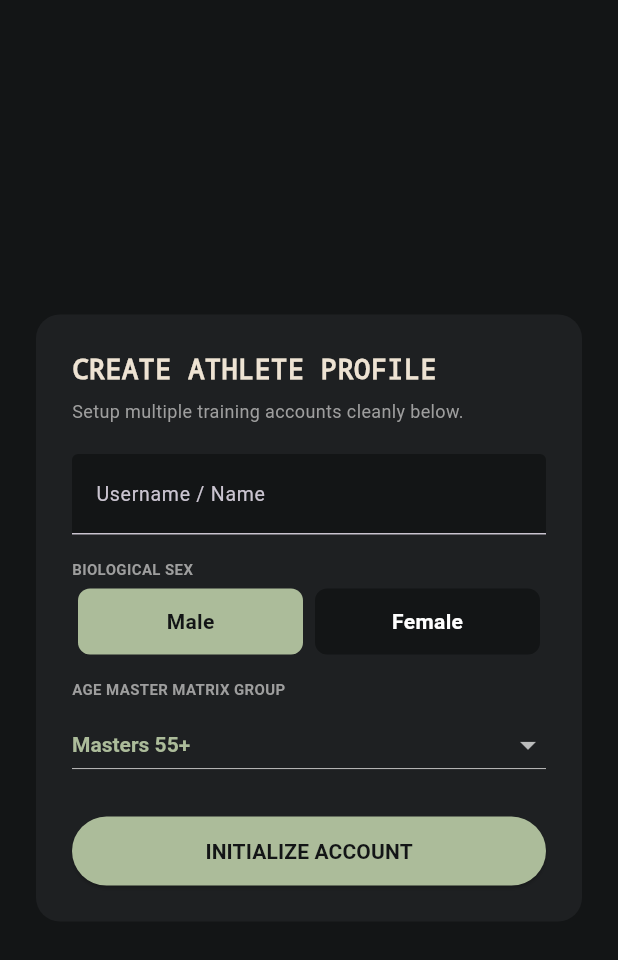
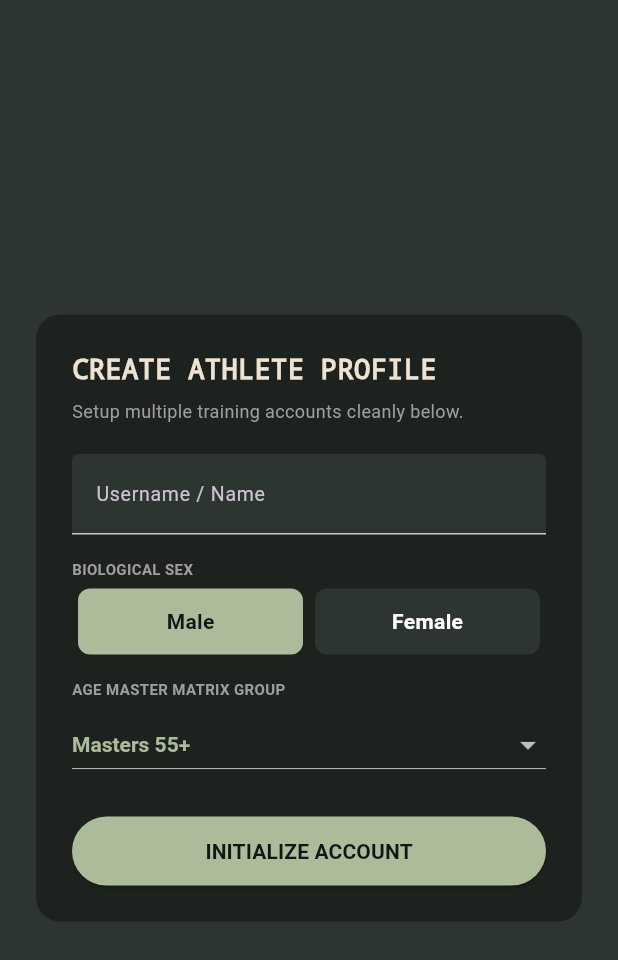
Before and after one commit to WarblingWal/throws_tracker, a Flutter app: the screen it shows after launch, on a phone screen of 412 x 824 dp. Shown: the top 960 px of the screen. Run offline on Flutter 3.47's test engine with Material 3 defaults, Android fonts, the phone set to English and light mode, and no system bars; our stand-ins replace speech_to_text, sqflite; accounts and stored records are empty.

Commit message:
Deploy NDK 28 upgrade, Scandi Sage theme theme, top nav tabs, and explicit dropdown object casts

```diff
--- a/lib/main.dart
+++ b/lib/main.dart
@@ -13,9 +13,14 @@ class ThrowsTrackerApp extends StatelessWidget {
       title: 'Throws Hub Pro',
       debugShowCheckedModeBanner: false,
       theme: ThemeData.dark().copyWith(
-        scaffoldBackgroundColor: const Color(0xFF131516),
+        // Upgraded to a premium Scandinavian Sage-Earth tone base palette
+        scaffoldBackgroundColor: const Color(0xFF2C3530),
         primaryColor: const Color(0xFFACBC9A),
-        cardColor: const Color(0xFF1E2022),
+        cardColor: const Color(0xFF1E221F),
+        appBarTheme: const AppBarTheme(
+          backgroundColor: const Color(0xFF1E221F),
+          elevation: 0,
+        ),
       ),
       home: const MainNavigationHub(),
     );
@@ -77,7 +82,6 @@ class _MainNavigationHubState extends State<MainNavigationHub> {
   int _activeMenuIndex = 0;
   String _selectedDivision = "M55";
 
-  // Globalized Onboarding Session State Persistence Fields
   String _onboardingSelectedSex = "M";
   String _onboardingSelectedAge = "55";
 
@@ -209,7 +213,7 @@ class _MainNavigationHubState extends State<MainNavigationHub> {
       final throwMaps =
           await db.fetchThrowsForUser(_currentActiveUser!.id, discipline);
 
-      // Upgraded with flexible type parsing to protect against whole-number type casting crashes
+      // Explicit (m['field'] as num).toDouble() prevents runtime casting exceptions on integers
       List<ThrowEntry> entries = throwMaps
           .map((m) => ThrowEntry(
                 loggedDistance: (m['loggedDistance'] as num).toDouble(),
@@ -385,36 +389,104 @@ class _MainNavigationHubState extends State<MainNavigationHub> {
 
     return Scaffold(
       appBar: AppBar(
-        title: Text(
-            'Throws Hub Pro: ${_currentActiveUser!.username} ($_selectedDivision)',
-            style: const TextStyle(
+        // Clean, technical monospace title header
+        title: const Text(
+          'THROWS HUB PRO',
+          style: TextStyle(
               fontSize: 14,
               fontWeight: FontWeight.bold,
-                fontFamily: 'Courier')),
-        backgroundColor: const Color(0xFF1E2022),
-        elevation: 0,
+              fontFamily: 'Courier',
+              letterSpacing: 2),
+        ),
+        // 🔹 Relocated Navigation: Menu items sit directly under the main title header
+        bottom: PreferredSize(
+          preferredSize: const Size.fromHeight(48),
+          child: Container(
+            color: const Color(0xFF2C3530),
+            child: SingleChildScrollView(
+              scrollDirection: Axis.horizontal,
+              child: Row(
+                children: [
+                  _buildTopNavTab(0, 'Overview', Icons.dashboard),
+                  ...List.generate(_disciplines.length, (index) {
+                    final d = _disciplines[index];
+                    return _buildTopNavTab(index + 1, d, _getDisciplineIcon(d));
+                  }),
+                ],
+              ),
+            ),
+          ),
+        ),
+        // 🔹 Dropdown Gateway: Active athlete account switcher pinned to the top right corner
         actions: [
-          IconButton(
-            icon: const Icon(Icons.swap_horiz, color: Color(0xFFACBC9A)),
-            onPressed: () async {
+          PopupMenuButton<String>(
+            onSelected: (value) async {
+              if (value == 'NEW_USER_ACTION') {
                 await DatabaseHelper.instance.clearActiveProfile();
                 _initializeAppDatabaseAndProfiles();
+              } else {
+                int profileId = int.parse(value);
+                await DatabaseHelper.instance.setActiveProfile(profileId);
+                _initializeAppDatabaseAndProfiles();
+              }
             },
-          )
+            child: Padding(
+              padding: const EdgeInsets.symmetric(horizontal: 16.0),
+              child: Row(
+                children: [
+                  Text(
+                    "${_currentActiveUser!.username} ($_selectedDivision)",
+                    style: const TextStyle(
+                        color: Color(0xFFACBC9A),
+                        fontWeight: FontWeight.bold,
+                        fontSize: 12),
+                  ),
+                  const Icon(Icons.arrow_drop_down, color: Color(0xFFACBC9A)),
                 ],
               ),
-      bottomNavigationBar: BottomNavigationBar(
-        currentIndex: _activeMenuIndex,
-        selectedItemColor: const Color(0xFFACBC9A),
-        unselectedItemColor: const Color(0xFF6C7075),
-        backgroundColor: const Color(0xFF1E2022),
-        type: BottomNavigationBarType.fixed,
-        onTap: (index) => setState(() => _activeMenuIndex = index),
-        items: [
-          const BottomNavigationBarItem(
-              icon: Icon(Icons.dashboard), label: 'Overview'),
-          ..._disciplines.map((d) => BottomNavigationBarItem(
-              icon: Icon(_getDisciplineIcon(d)), label: d)),
+            ),
+            itemBuilder: (BuildContext context) {
+              return [
+                ..._allProfiles.map((profile) {
+                  return PopupMenuItem<String>(
+                    value: profile.id.toString(),
+                    child: Row(
+                      children: [
+                        Icon(
+                          Icons.person,
+                          size: 18,
+                          color: profile.id == _currentActiveUser!.id
+                              ? const Color(0xFFACBC9A)
+                              : Colors.grey,
+                        ),
+                        const SizedBox(width: 8),
+                        Text(
+                          profile.username,
+                          style: TextStyle(
+                            fontWeight: profile.id == _currentActiveUser!.id
+                                ? FontWeight.bold
+                                : FontWeight.normal,
+                          ),
+                        ),
+                      ],
+                    ),
+                  );
+                }),
+                const PopupMenuDivider(),
+                const PopupMenuItem<String>(
+                  value: 'NEW_USER_ACTION',
+                  child: Row(
+                    children: [
+                      Icon(Icons.add, size: 18, color: Color(0xFFACBC9A)),
+                      SizedBox(width: 8),
+                      Text("New User...",
+                          style: TextStyle(color: Color(0xFFACBC9A))),
+                    ],
+                  ),
+                ),
+              ];
+            },
+          ),
         ],
       ),
       floatingActionButton: FloatingActionButton(
@@ -430,22 +502,12 @@ class _MainNavigationHubState extends State<MainNavigationHub> {
             Container(
               width: double.infinity,
               padding: const EdgeInsets.all(12),
-              color: const Color(0xFF1E2022),
+              color: const Color(0xFF1E221F),
               child: Text(_voiceWordsTranscribed,
                   style: const TextStyle(
                       fontStyle: FontStyle.italic,
                       color: Color(0xFFACBC9A),
                       fontSize: 13),
-                  textAlign: TextAlign.center),
-            ),
-          if (_isVoiceListening && _voiceWordsTranscribed.isEmpty)
-            Container(
-              width: double.infinity,
-              padding: const EdgeInsets.all(8),
-              color: Colors.redAccent.withOpacity(0.2),
-              child: const Text(
-                  "Listening for fields... Say e.g., 'Enter discus 45 meter'",
-                  style: TextStyle(color: Colors.white, fontSize: 11),
                   textAlign: TextAlign.center),
             ),
           Expanded(
@@ -454,6 +516,38 @@ class _MainNavigationHubState extends State<MainNavigationHub> {
                 : _buildDisciplineLayout(_disciplines[_activeMenuIndex - 1]),
           ),
         ],
+      ),
+    );
+  }
+
+  Widget _buildTopNavTab(int index, String label, IconData icon) {
+    bool isSelected = _activeMenuIndex == index;
+    return InkWell(
+      onTap: () => setState(() => _activeMenuIndex = index),
+      child: Container(
+        padding: const EdgeInsets.symmetric(horizontal: 16, vertical: 14),
+        border: Border(
+          bottom: BorderSide(
+            color: isSelected ? const Color(0xFFACBC9A) : Colors.transparent,
+            width: 2,
+          ),
+        ),
+        child: Row(
+          children: [
+            Icon(icon,
+                size: 16,
+                color: isSelected ? const Color(0xFFACBC9A) : Colors.grey),
+            const SizedBox(width: 6),
+            Text(
+              label,
+              style: TextStyle(
+                fontSize: 12,
+                fontWeight: isSelected ? FontWeight.bold : FontWeight.normal,
+                color: isSelected ? const Color(0xFFACBC9A) : Colors.grey,
+              ),
+            ),
+          ],
+        ),
       ),
     );
   }
@@ -475,7 +569,7 @@ class _MainNavigationHubState extends State<MainNavigationHub> {
           onTap: () => setState(() => _activeMenuIndex = idx + 1),
           child: Container(
             decoration: BoxDecoration(
-                color: const Color(0xFF1E2022),
+                color: const Color(0xFF1E221F),
                 borderRadius: BorderRadius.circular(12)),
             padding: const EdgeInsets.all(14),
             child: Column(
@@ -525,7 +619,7 @@ class _MainNavigationHubState extends State<MainNavigationHub> {
       child: Column(
         children: [
           Container(
-            color: const Color(0xFF131516),
+            color: const Color(0xFF1E221F),
             child: const TabBar(
               indicatorColor: Color(0xFFACBC9A),
               indicatorWeight: 2,
@@ -573,7 +667,7 @@ class _MainNavigationHubState extends State<MainNavigationHub> {
         children: [
           Container(
             decoration: BoxDecoration(
-                color: const Color(0xFF1E2022),
+                color: const Color(0xFF1E221F),
                 borderRadius: BorderRadius.circular(8)),
             padding: const EdgeInsets.all(18),
             child: Row(
@@ -595,7 +689,7 @@ class _MainNavigationHubState extends State<MainNavigationHub> {
           const SizedBox(height: 16),
           Container(
             decoration: BoxDecoration(
-                color: const Color(0xFF1E2022),
+                color: const Color(0xFF1E221F),
                 borderRadius: BorderRadius.circular(8),
                 border: Border.all(color: const Color(0xFF383C41))),
             padding: const EdgeInsets.all(14),
@@ -661,7 +755,7 @@ class _MainNavigationHubState extends State<MainNavigationHub> {
           const SizedBox(height: 16),
           Container(
             decoration: BoxDecoration(
-                color: const Color(0xFF1E2022),
+                color: const Color(0xFF1E221F),
                 borderRadius: BorderRadius.circular(8)),
             padding: const EdgeInsets.all(16),
             child: Column(
@@ -673,7 +767,7 @@ class _MainNavigationHubState extends State<MainNavigationHub> {
                   style: const TextStyle(fontSize: 16, fontFamily: 'Courier'),
                   decoration: const InputDecoration(
                       filled: true,
-                      fillColor: Color(0xFF131516),
+                      fillColor: Color(0xFF2C3530),
                       labelText: 'Distance (meters)',
                       labelStyle: TextStyle(fontSize: 13)),
                 ),
@@ -723,7 +817,7 @@ class _MainNavigationHubState extends State<MainNavigationHub> {
     return Container(
       constraints: const BoxConstraints(maxHeight: 200),
       decoration: BoxDecoration(
-          color: const Color(0xFF1E2022),
+          color: const Color(0xFF1E221F),
           borderRadius: BorderRadius.circular(8)),
       child: ListView.builder(
         shrinkWrap: true,
@@ -777,7 +871,7 @@ class _MainNavigationHubState extends State<MainNavigationHub> {
         return Container(
           margin: const EdgeInsets.only(bottom: 12),
           decoration: BoxDecoration(
-              color: const Color(0xFF1E2022),
+              color: const Color(0xFF1E221F),
               borderRadius: BorderRadius.circular(8)),
           child: Column(
             children: [
@@ -864,7 +958,7 @@ class _MainNavigationHubState extends State<MainNavigationHub> {
           child: Container(
             padding: const EdgeInsets.all(24),
             decoration: BoxDecoration(
-                color: const Color(0xFF1E2022),
+                color: const Color(0xFF1E221F),
                 borderRadius: BorderRadius.circular(16)),
             child: Column(
               mainAxisSize: MainAxisSize.min,
@@ -885,7 +979,7 @@ class _MainNavigationHubState extends State<MainNavigationHub> {
                   style: const TextStyle(fontFamily: 'Courier'),
                   decoration: const InputDecoration(
                       filled: true,
-                      fillColor: Color(0xFF131516),
+                      fillColor: Color(0xFF2C3530),
                       labelText: "Username / Name",
                       labelStyle: TextStyle(fontSize: 13)),
                 ),
@@ -908,7 +1002,7 @@ class _MainNavigationHubState extends State<MainNavigationHub> {
                           decoration: BoxDecoration(
                               color: active
                                   ? const Color(0xFFACBC9A)
-                                  : const Color(0xFF131516),
+                                  : const Color(0xFF2C3530),
                               borderRadius: BorderRadius.circular(8)),
                           alignment: Alignment.center,
                           child: Text(s == "M" ? "Male" : "Female",
@@ -929,13 +1023,15 @@ class _MainNavigationHubState extends State<MainNavigationHub> {
                         fontWeight: FontWeight.bold,
                         color: Colors.grey)),
                 const SizedBox(height: 6),
+// 🔹 Explicit (value as String) casting applied directly inside the DropdownButton item map layout to prevent compilation kernel failures
                 DropdownButton(
                   value: _onboardingSelectedAge,
                   isExpanded: true,
-                  dropdownColor: const Color(0xFF131516),
+                  dropdownColor: const Color(0xFF1E221F),
                   style: const TextStyle(
                       color: Color(0xFFACBC9A), fontWeight: FontWeight.bold),
-                  onChanged: (v) => setState(() => _onboardingSelectedAge = v!),
+                  onChanged: (v) =>
+                      setState(() => _onboardingSelectedAge = v as String),
                   items: ages
                       .map((a) => DropdownMenuItem(
                           value: a,
```
Also changed, not shown: 1 other file. Lines whose indentation alone changed are shown as unchanged.
